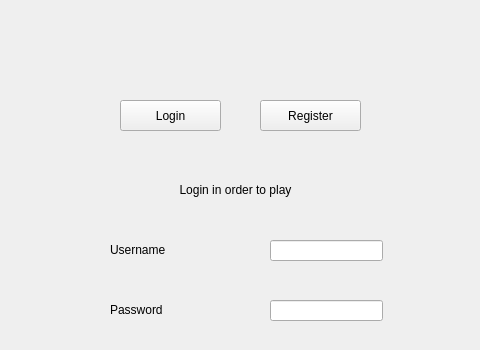
ElenaLaura366/ProjectModernCpp, file Client/Client/Client/LoginPage.ui: the form before one commit; both pictures show x 340 to 820 and y 0 to 350 of the 1200 by 700 pixel window.
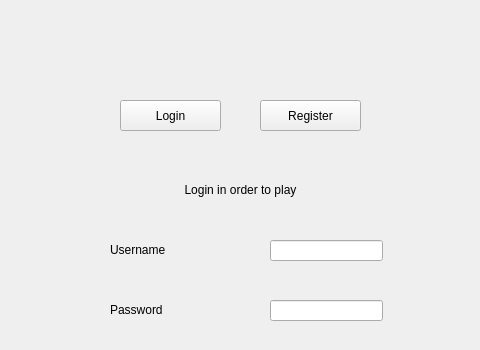
The form after the commit.

What changed in the file:
```diff
--- a/Client/Client/Client/LoginPage.ui
+++ b/Client/Client/Client/LoginPage.ui
@@ -107,9 +107,9 @@
   <widget class="QLabel" name="title">
    <property name="geometry">
     <rect>
-     <x>500</x>
+     <x>460</x>
      <y>180</y>
-     <width>151</width>
+     <width>241</width>
      <height>20</height>
     </rect>
    </property>
```
